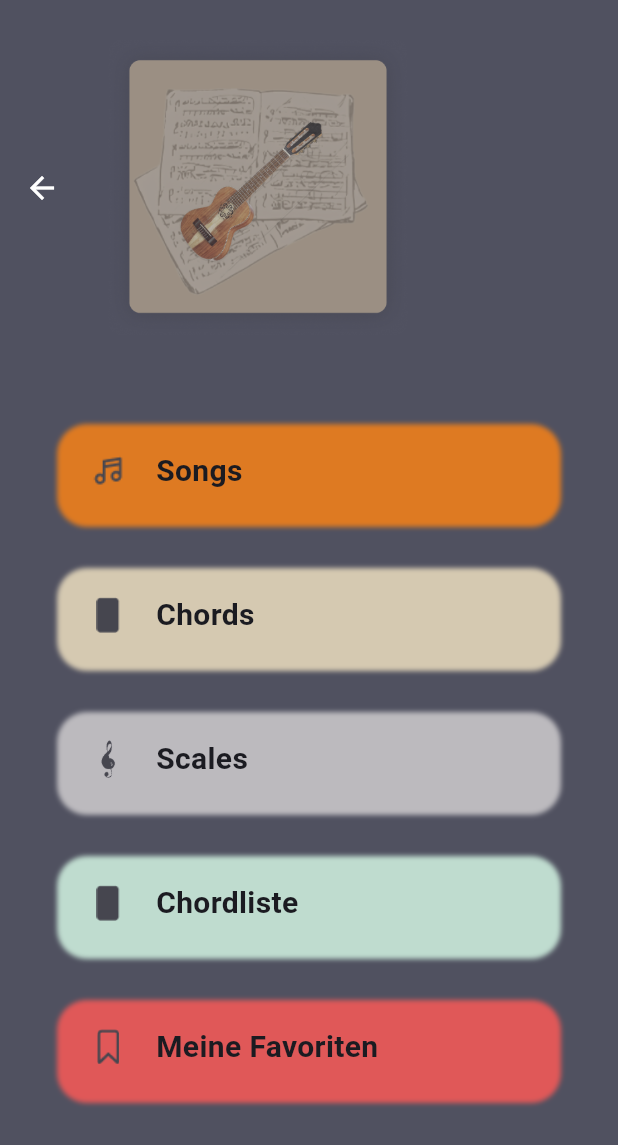
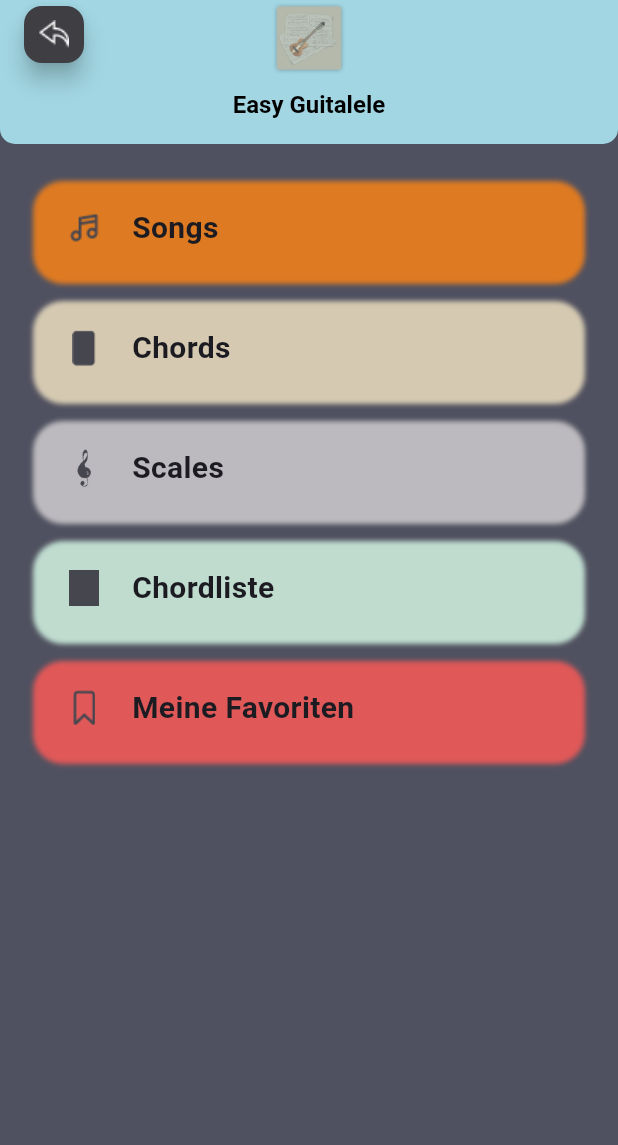
Before and after one commit to Miguele73/new_easy_guitalele_app, a Flutter app: the DesicionScreen screen opened by its route, on a phone screen of 412 x 824 dp. Shown: the top 1145 px of the screen. Run offline on Flutter 3.47's test engine with Material 3 defaults, Android fonts, the phone set to English and light mode, and no system bars; our stand-ins replace google_fonts, shared_preferences; accounts and stored records are empty; Roboto replaces fonts that are missing (Rye).

Commit message:
Refactor project structure: add SharedPreferencesRepository for persistent data storage; update Podfile.lock and pubspec.yaml to include shared_preferences dependency; modify various screens to utilize new repository; enhance UI consistency across screens.

```diff
--- /dev/null
+++ b/devtools_options.yaml
@@ -0,0 +1,3 @@
+description: This file stores settings for Dart & Flutter DevTools.
+documentation: https://docs.flutter.dev/tools/devtools/extensions#configure-extension-enablement-states
+extensions:
--- a/lib/src/features/screen/desicion_screen.dart
+++ b/lib/src/features/screen/desicion_screen.dart
@@ -1,6 +1,14 @@
 import 'package:flutter/material.dart';
 import 'package:new_easy_guitalele_app/src/data/database_repository.dart';
 import 'package:new_easy_guitalele_app/src/features/auth/presentation/widgets/desicions_box.dart';
+import 'package:new_easy_guitalele_app/src/features/auth/presentation/widgets/my_app_bar.dart'; // Deine AppBar
+import 'package:new_easy_guitalele_app/src/theme/app_colors.dart';
+
+// Importiere alle Zielscreens
+import 'package:new_easy_guitalele_app/src/features/screen/song_list_screen.dart';
+import 'package:new_easy_guitalele_app/src/features/screen/chord_selection_screen.dart';
+import 'package:new_easy_guitalele_app/src/features/screen/scale_selection_screen.dart';
+import 'package:new_easy_guitalele_app/src/features/screen/chord_list_screen.dart'; // WICHTIG: ChordListScreen importieren
 
 class DesicionScreen extends StatefulWidget {
   final DatabaseRepository myRepository;
@@ -14,75 +22,54 @@ class _DesicionScreenState extends State<DesicionScreen> {
   @override
   Widget build(BuildContext context) {
     return Scaffold(
-      backgroundColor: const Color(0xFF505160),
-      appBar: AppBar(
-        automaticallyImplyLeading: true,
-        toolbarHeight: 250,
-        backgroundColor: const Color(0xFF505160),
-        title: Image.asset('assets/logo/logo.png', height: 200, width: 200),
-      ),
-
+      backgroundColor: AppColors.background,
+      appBar: MyAppBar(automaticallyImplyLeading: true),
       body: SafeArea(
         child: Padding(
-          padding: EdgeInsets.fromLTRB(16, 16, 16, 0),
+          padding: const EdgeInsets.fromLTRB(16, 16, 16, 0),
           child: ListView(
             shrinkWrap: true,
-
             children: [
-              Padding(
-                padding: const EdgeInsets.fromLTRB(16.0, 8, 16.0, 8),
-                child: DesicionsBox(
-                  color: Color(0xFFDE7A22),
+              // Songs Box
+              DesicionsBox(
+                color: AppColors.songs,
                 selectionText: 'Songs',
-                  imageIcon: ImageIcon(
+                imageIcon: const ImageIcon(
                   AssetImage('assets/icons/music-4SongsIcon.png'),
                 ),
               ),
-              ),
-
-              Padding(
-                padding: const EdgeInsets.fromLTRB(16.0, 8, 16.0, 8),
-                child: DesicionsBox(
-                  color: Color(0xFFD5C9B1),
+              // Chords Box
+              DesicionsBox(
+                color: AppColors.chords,
                 selectionText: 'Chords',
-                  imageIcon: ImageIcon(
+                imageIcon: const ImageIcon(
                   AssetImage('assets/icons/ChordIcon.png'),
                 ),
               ),
-              ),
-
-              Padding(
-                padding: const EdgeInsets.fromLTRB(16.0, 8, 16, 8),
-                child: DesicionsBox(
-                  color: Color(0xFFBCBABE),
+              // Scales Box
+              DesicionsBox(
+                color: AppColors.scales,
                 selectionText: 'Scales',
-                  imageIcon: ImageIcon(
+                imageIcon: const ImageIcon(
                   AssetImage('assets/icons/ClefIcon.png'),
                   size: 28,
                 ),
               ),
-              ),
-
-              Padding(
-                padding: const EdgeInsets.fromLTRB(16.0, 8, 16, 8),
-                child: DesicionsBox(
-                  color: Color(0xFFBFDCCF),
+              // Chordliste Box (DAS WAR DAS PROBLEM!)
+              DesicionsBox(
+                color: AppColors.chordList,
                 selectionText: 'Chordliste',
-                  imageIcon: ImageIcon(
-                    AssetImage('assets/icons/ChordIcon.png'),
+                imageIcon: const ImageIcon(
+                  AssetImage('assets/icons/ChordsIcon.png'),
                 ),
               ),
-              ),
-
-              Padding(
-                padding: const EdgeInsets.fromLTRB(16.0, 8, 16, 8),
-                child: DesicionsBox(
-                  color: Color(0xFFE05858),
+              // Meine Favoriten Box
+              DesicionsBox(
+                color: AppColors.favorites,
                 selectionText: 'Meine Favoriten',
-                  imageIcon: ImageIcon(
+                imageIcon: const ImageIcon(
                   AssetImage('assets/icons/FavoritesBookmark.png'),
                   size: 24,
-                  ),
                 ),
               ),
             ],
--- a/lib/src/features/screen/song_detail_selection_screen.dart
+++ b/lib/src/features/screen/song_detail_selection_screen.dart
@@ -96,7 +96,7 @@ class _SongDetailSelectionScreenState extends State<SongDetailSelectionScreen> {
                               context,
                               MaterialPageRoute(
                                 builder:
-                                    (context) => ChordsScreen(songName: ''),
+                                    (context) => ChordsScreen(song: song.title),
                               ),
                             );
                           },
--- a/pubspec.yaml
+++ b/pubspec.yaml
@@ -13,6 +13,7 @@ dependencies:
   flutter_native_splash: ^2.4.6
   flutter_svg: ^2.1.0
   google_fonts: ^6.2.1
+  shared_preferences: ^2.5.3
 
 dev_dependencies:
   flutter_test:
```
Also changed, not shown: lib/main.dart (+8 -0 lines), lib/src/data/shared_preferences_repository.dart (added, +245 -0 lines), lib/src/features/screen/chords_screen.dart (+4 -4 lines), pubspec.lock, 2 other files. Lines whose indentation alone changed are shown as unchanged.
